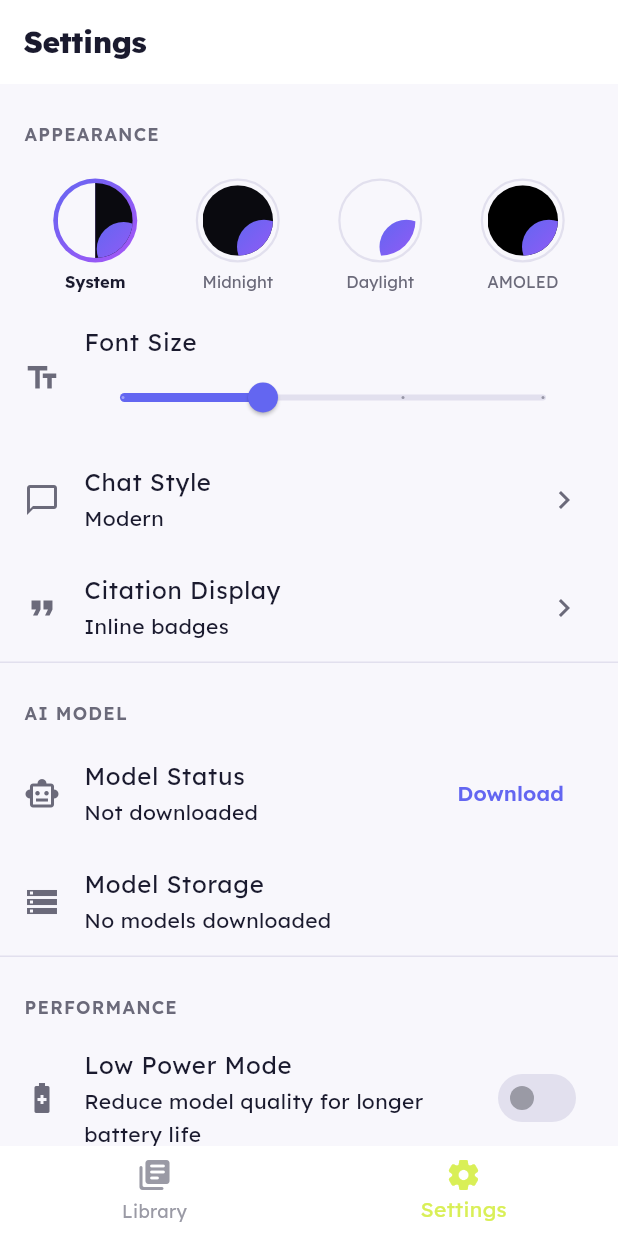
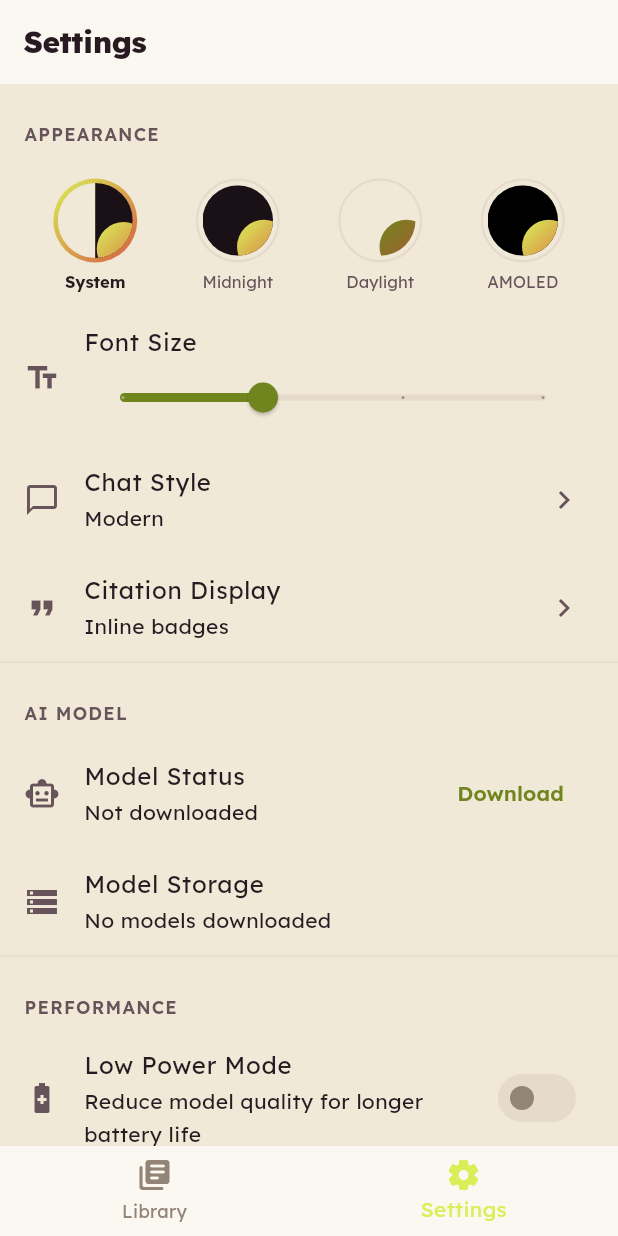
Before and after one commit to Pranavkumar16/CiteCoach, a Flutter app: the SettingsScreen screen opened by its route, on a phone screen of 412 x 824 dp. Run offline on Flutter 3.47's test engine with Material 3 defaults, Android fonts, the phone set to English and light mode, and no system bars; our stand-ins replace device_info_plus, dio, equatable, file_picker, flutter_riverpod, flutter_tts and 5 more; missing offline and left inert: docx_to_text, epubx, google_mlkit_text_recognition, syncfusion_flutter_pdf, syncfusion_flutter_pdfviewer; accounts and stored records are empty.

Commit message:
Update theme variants to Ink & Signal identity

```diff
--- a/lib/core/theme/app_theme_data.dart
+++ b/lib/core/theme/app_theme_data.dart
@@ -194,91 +194,91 @@ class AppThemeData extends ThemeExtension<AppThemeData> {
 
   // ==================== FACTORY CONSTRUCTORS ====================
 
-  /// Premium dark theme — the default CiteCoach look.
+  /// Premium dark theme using the CiteCoach Ink & Signal palette.
   factory AppThemeData.midnight() {
     return const AppThemeData(
       variant: ThemeVariant.midnight,
       isDark: true,
-      background: Color(0xFF0A0A0F),
-      surface: Color(0xFF12121A),
-      surfaceElevated: Color(0xFF1A1A2E),
-      textPrimary: Color(0xFFF1F0F5),
-      textSecondary: Color(0xFF8B8A95),
-      textTertiary: Color(0xFF6A6A75),
-      border: Color(0xFF252540),
-      borderStrong: Color(0xFF3A3A55),
-      accentStart: Color(0xFF6366F1), // Indigo-500
-      accentEnd: Color(0xFFA855F7), // Purple-500
-      accentSolid: Color(0xFF6366F1),
-      citation: Color(0xFFF59E0B), // Amber-500
-      success: Color(0xFF10B981),
-      warning: Color(0xFFF59E0B),
-      error: Color(0xFFEF4444),
-      userMessageBg: Color(0xFF6366F1),
-      aiMessageBg: Color(0xFF1A1A2E),
-      aiMessageBorder: Color(0xFF252540),
-      chipBg: Color(0xFF1A1A2E),
-      chipBorder: Color(0xFF252540),
-      overlay: Color(0xCC0A0A0F),
+      background: Color(0xFF1A1117),
+      surface: Color(0xFF271B21),
+      surfaceElevated: Color(0xFF35262E),
+      textPrimary: Color(0xFFF1E9D8),
+      textSecondary: Color(0xFFCDBFAF),
+      textTertiary: Color(0xFFB7A99A),
+      border: Color(0xFF493840),
+      borderStrong: Color(0xFF66545A),
+      accentStart: Color(0xFFD9EF57),
+      accentEnd: Color(0xFFD85B43),
+      accentSolid: Color(0xFFD9EF57),
+      citation: Color(0xFFD85B43),
+      success: Color(0xFFB4CF45),
+      warning: Color(0xFFD9A441),
+      error: Color(0xFFD85B43),
+      userMessageBg: Color(0xFF493840),
+      aiMessageBg: Color(0xFF271B21),
+      aiMessageBorder: Color(0xFF493840),
+      chipBg: Color(0xFF35262E),
+      chipBorder: Color(0xFF493840),
+      overlay: Color(0xCC1A1117),
       shadow: Color(0x80000000),
     );
   }
 
-  /// Clean light theme with warm off-white surfaces.
+  /// Warm daylight theme with ink typography and an accessible olive accent.
   factory AppThemeData.daylight() {
     return const AppThemeData(
       variant: ThemeVariant.daylight,
       isDark: false,
-      background: Color(0xFFF8F7FC),
-      surface: Color(0xFFFFFFFF),
-      surfaceElevated: Color(0xFFF0EEF6),
-      textPrimary: Color(0xFF1A1A2E),
-      textSecondary: Color(0xFF6B6A7A),
-      textTertiary: Color(0xFF9A9AA5),
-      border: Color(0xFFE2E0EE),
-      borderStrong: Color(0xFFCBC8DC),
-      accentStart: Color(0xFF6366F1),
-      accentEnd: Color(0xFFA855F7),
-      accentSolid: Color(0xFF6366F1),
-      citation: Color(0xFFD97706), // Darker amber for light bg contrast
-      success: Color(0xFF059669),
-      warning: Color(0xFFD97706),
-      error: Color(0xFFDC2626),
-      userMessageBg: Color(0xFF6366F1),
+      background: Color(0xFFF1E9D8),
+      surface: Color(0xFFFBF8F1),
+      surfaceElevated: Color(0xFFFFFFFF),
+      textPrimary: Color(0xFF271B21),
+      textSecondary: Color(0xFF66545A),
+      textTertiary: Color(0xFF928477),
+      border: Color(0xFFE5DACC),
+      borderStrong: Color(0xFFB7A99A),
+      accentStart: Color(0xFF71851F),
+      accentEnd: Color(0xFFB94D38),
+      accentSolid: Color(0xFF71851F),
+      citation: Color(0xFFB94D38),
+      success: Color(0xFF667A19),
+      warning: Color(0xFF986A20),
+      error: Color(0xFFB74733),
+      userMessageBg: Color(0xFF493840),
       aiMessageBg: Color(0xFFFFFFFF),
-      aiMessageBorder: Color(0xFFE2E0EE),
-      chipBg: Color(0xFFF0EEF6),
-      chipBorder: Color(0xFFE2E0EE),
-      overlay: Color(0xCCF8F7FC),
-      shadow: Color(0x1A000000),
+      aiMessageBorder: Color(0xFFE5DACC),
+      chipBg: Color(0xFFF1E9D8),
+      chipBorder: Color(0xFFE5DACC),
+      overlay: Color(0xCCF1E9D8),
+      shadow: Color(0x1A271B21),
     );
   }
 
-  /// True-black AMOLED theme for OLED battery saving.
+  /// True-black AMOLED theme retaining the CiteCoach brand accents.
   factory AppThemeData.amoled() {
     return const AppThemeData(
       variant: ThemeVariant.amoled,
       isDark: true,
       background: Color(0xFF000000),
-      surface: Color(0xFF0A0A0A),
-      surfaceElevated: Color(0xFF141414),
-      textPrimary: Color(0xFFE8E8E8),
-      textSecondary: Color(0xFF777777),
-      textTertiary: Color(0xFF555555),
-      border: Color(0xFF1E1E1E),
-      borderStrong: Color(0xFF2A2A2A),
-      accentStart: Color(0xFF6366F1),
-      accentEnd: Color(0xFFA855F7),
-      accentSolid: Color(0xFF6366F1),
-      citation: Color(0xFFF59E0B),
-      success: Color(0xFF10B981),
-      warning: Color(0xFFF59E0B),
-      error: Color(0xFFEF4444),
-      userMessageBg: Color(0xFF6366F1),
-      aiMessageBg: Color(0xFF141414),
-      aiMessageBorder: Color(0xFF1E1E1E),
-      chipBg: Color(0xFF141414),
-      chipBorder: Color(0xFF1E1E1E),
+      surface: Color(0xFF1A1117),
+      surfaceElevated: Color(0xFF271B21),
+      textPrimary: Color(0xFFF1E9D8),
+      textSecondary: Color(0xFFCDBFAF),
+      textTertiary: Color(0xFF928477),
+      border: Color(0xFF35262E),
+      borderStrong: Color(0xFF493840),
+      accentStart: Color(0xFFD9EF57),
+      accentEnd: Color(0xFFD85B43),
+      accentSolid: Color(0xFFD9EF57),
+      citation: Color(0xFFD85B43),
+      success: Color(0xFFB4CF45),
+      warning: Color(0xFFD9A441),
+      error: Color(0xFFD85B43),
+      userMessageBg: Color(0xFF35262E),
+      aiMessageBg: Color(0xFF1A1117),
+      aiMessageBorder: Color(0xFF35262E),
+      chipBg: Color(0xFF271B21),
+      chipBorder: Color(0xFF35262E),
       overlay: Color(0xCC000000),
       shadow: Color(0xCC000000),
     );
```
